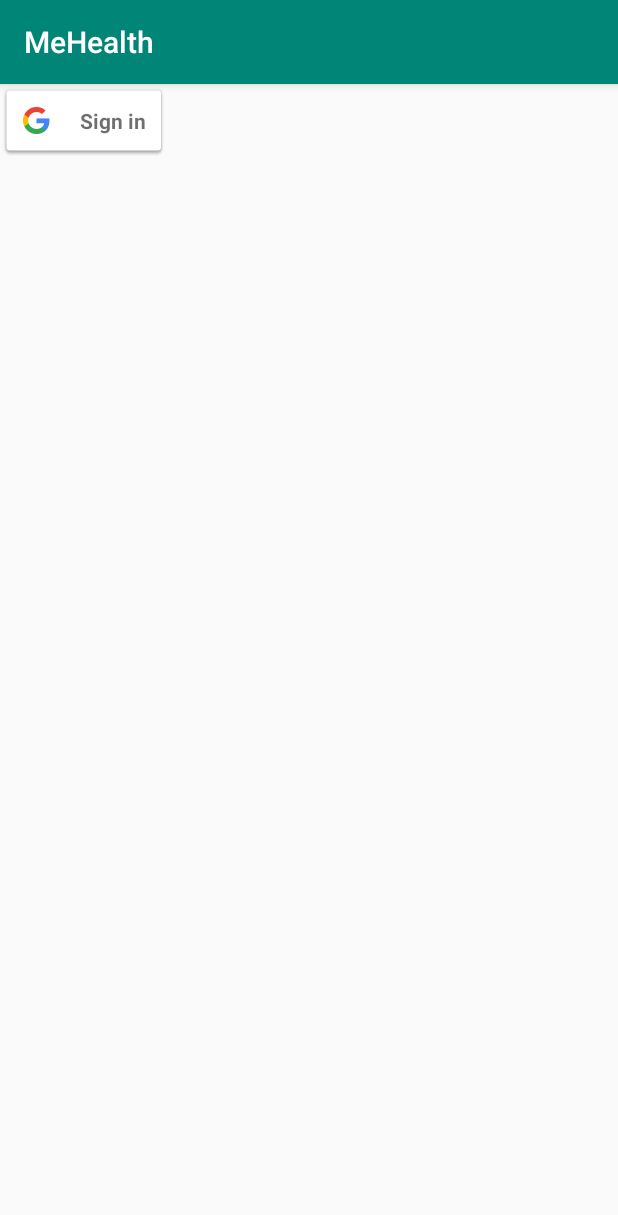
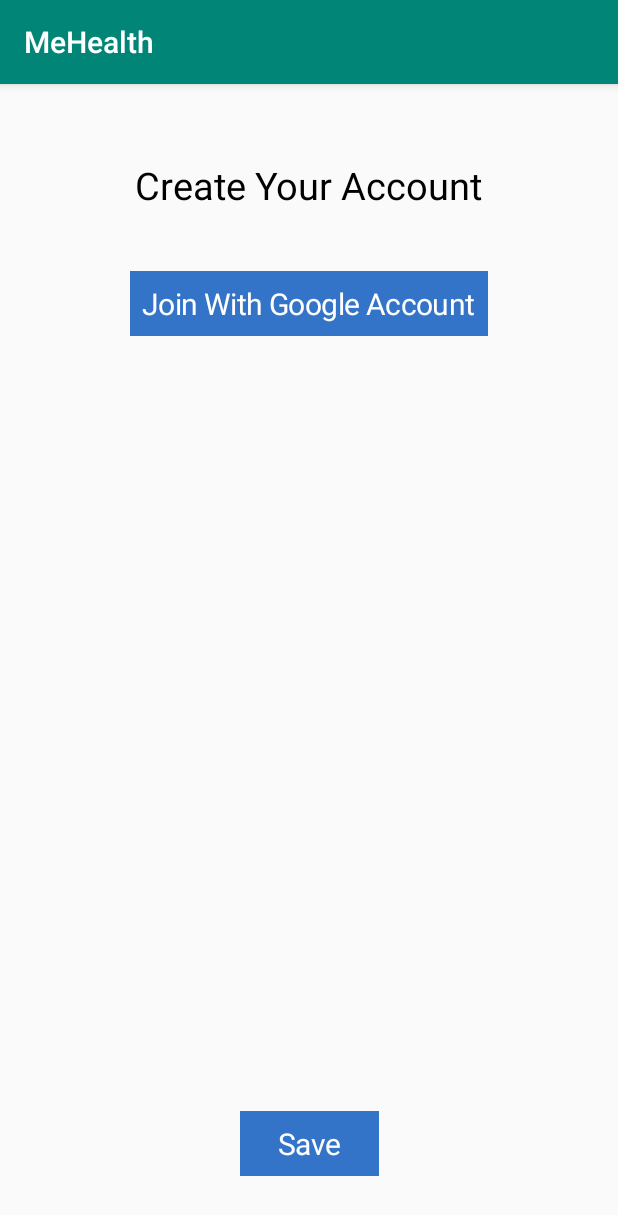
Before and after one commit to kotibabug/medidata-gch, an Android app: the LoginActivity screen opened directly, with no data from a screen before it, on a phone screen of 412 x 824 dp. Shown: the top 1215 px of the screen. Run offline under Robolectric (Android 15) with nearby library versions, the phone set to English and light mode, and no system bars.

Commit message:
add login layout

```diff
--- a/app/src/main/res/layout/activity_login.xml
+++ b/app/src/main/res/layout/activity_login.xml
@@ -7,9 +7,40 @@
         android:layout_height="match_parent"
         tools:context=".LoginActivity">
 
-    <com.google.android.gms.common.SignInButton
+    <TextView
+            android:id="@+id/text_create_account"
+            android:layout_width="wrap_content"
+            android:layout_height="wrap_content"
+            android:text="Create Your Account"
+            android:textColor="#000"
+            android:textSize="25sp"
+            android:layout_marginTop="50dp"
+            app:layout_constraintStart_toStartOf="parent"
+            app:layout_constraintEnd_toEndOf="parent"
+            app:layout_constraintTop_toTopOf="parent" />
+
+    <TextView
             android:id="@+id/btn_gsingin"
             android:layout_width="wrap_content"
-            android:layout_height="wrap_content" />
+            android:layout_height="wrap_content"
+            style="@style/LoginButton"
+            android:text="Join With Google Account"
+            android:layout_marginTop="40dp"
+            app:layout_constraintStart_toStartOf="parent"
+            app:layout_constraintEnd_toEndOf="parent"
+            app:layout_constraintTop_toBottomOf="@id/text_create_account" />
+
+    <TextView
+            android:id="@+id/btn_save"
+            android:layout_width="wrap_content"
+            android:layout_height="wrap_content"
+            style="@style/LoginButton"
+            android:text="Save"
+            android:paddingStart="25dp"
+            android:paddingEnd="25dp"
+            android:layout_marginBottom="40dp"
+            app:layout_constraintStart_toStartOf="parent"
+            app:layout_constraintEnd_toEndOf="parent"
+            app:layout_constraintBottom_toBottomOf="parent" />
 
 </android.support.constraint.ConstraintLayout>
--- a/app/src/main/res/values/colors.xml
+++ b/app/src/main/res/values/colors.xml
@@ -3,4 +3,7 @@
     <color name="colorPrimary">#008577</color>
     <color name="colorPrimaryDark">#00574B</color>
     <color name="colorAccent">#D81B60</color>
+
+    <color name="active_blue">#3374c8</color>
+    <color name="super_active_blue">#3673C5</color>
 </resources>
--- a/app/src/main/res/values/styles.xml
+++ b/app/src/main/res/values/styles.xml
@@ -8,4 +8,16 @@
         <item name="colorAccent">@color/colorAccent</item>
     </style>
 
+    <style name="LoginButton" parent="Button">
+        <item name="android:layout_marginStart">24dp</item>
+        <item name="android:layout_marginEnd">24dp</item>
+        <item name="android:layout_marginBottom">8dp</item>
+        <item name="android:textColor">@android:color/white</item>
+        <item name="android:textSize">20sp</item>
+        <item name="android:letterSpacing">-0.02</item>
+        <item name="android:background">@color/active_blue</item>
+        <item name="android:padding">8dp</item>
+        <!--<item name="android:background">@drawable/login_form_log_in_button_states</item>-->
+    </style>
+
 </resources>
```
